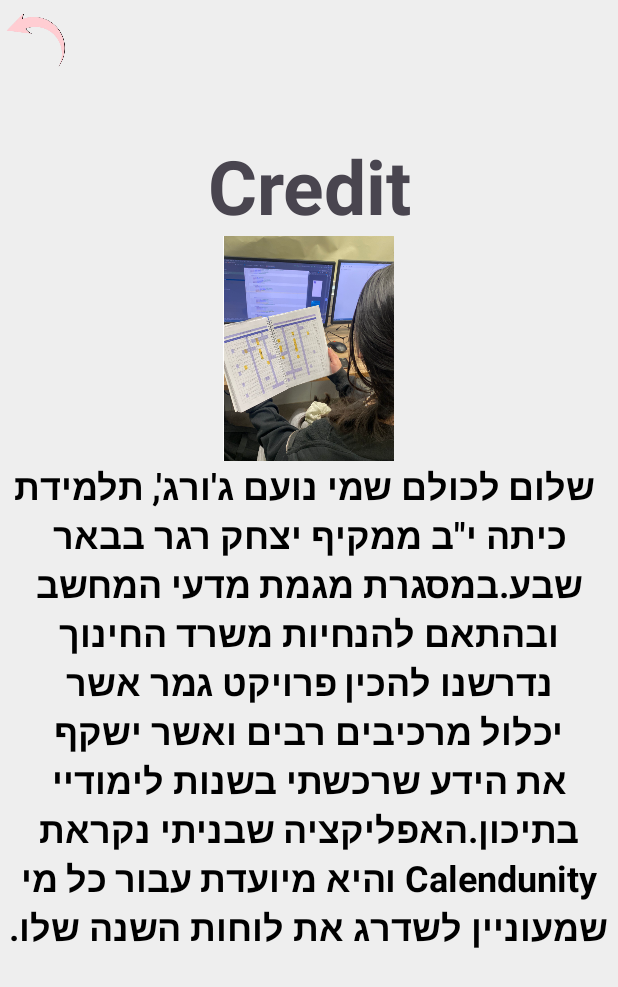
After one commit to NoamGeorge2006/Noam_final, an Android app: the CreditActivity screen opened directly, with no data from a screen before it, on a phone screen of 412 x 824 dp. The commit adds this screen. Shown: the top 987 px of the screen. Run offline under Robolectric (Android 15) with nearby library versions, the light colour scheme and no system bars.

Commit message:
הכל עובד מושלם

```diff
--- a/app/src/main/java/com/example/noam_final/ContactActivity.java
+++ b/app/src/main/java/com/example/noam_final/ContactActivity.java
@@ -31,6 +31,7 @@ public class ContactActivity extends AppCompatActivity implements View.OnClickLi
     protected void onCreate(Bundle savedInstanceState) {
         super.onCreate(savedInstanceState);
         setContentView(R.layout.activity_contact);
+        init();
     }
 
 
@@ -73,7 +74,7 @@ public class ContactActivity extends AppCompatActivity implements View.OnClickLi
         Intent email = new Intent(Intent.ACTION_SEND);
         email.setData(Uri.parse("malito:"));
         email.setType("text/plain");
-        email.putExtra(Intent.EXTRA_EMAIL, new String[]{"orkalimi123@gmail.com"});
+        email.putExtra(Intent.EXTRA_EMAIL, new String[]{"calendunity@gmail.com"});
         email.putExtra(Intent.EXTRA_SUBJECT, name);
         email.putExtra(Intent.EXTRA_TEXT, message);
         email.setType("message/rfc822");
--- /dev/null
+++ b/app/src/main/java/com/example/noam_final/CreditActivity.java
@@ -0,0 +1,71 @@
+package com.example.noam_final;
+
+import androidx.appcompat.app.AppCompatActivity;
+
+import android.content.Intent;
+import android.os.Bundle;
+import androidx.appcompat.app.AppCompatActivity;
+
+import android.os.Bundle;
+import android.util.Log;
+import android.view.View;
+import android.widget.Button;
+import android.widget.ImageView;
+import android.widget.TextView;
+
+import java.io.BufferedReader;
+import java.io.IOException;
+import java.io.InputStream;
+import java.io.InputStreamReader;
+
+public class CreditActivity extends AppCompatActivity implements View.OnClickListener {
+    private TextView tvResult;
+    private ImageView ivBack;
+
+    @Override
+    protected void onCreate(Bundle savedInstanceState) {
+        super.onCreate(savedInstanceState);
+        setContentView(R.layout.activity_credit);
+        init();
+        readFile();
+    }
+
+    private void init(){
+        ivBack = findViewById(R.id.ivBack);
+        ivBack.setOnClickListener(this);
+        tvResult = findViewById(R.id.tvResult);
+    }
+    private void readFile()  {
+        InputStream is = null;
+        InputStreamReader isr = null;
+        try
+        {
+            is = getResources().openRawResource(R.raw.credit);
+            isr = new InputStreamReader(is, java.nio.charset.StandardCharsets.UTF_8);
+
+            BufferedReader reader = new BufferedReader(isr);
+            String strResult = ""; // ignore first line containing headers
+            String strLine = "";
+
+            while ((strLine = reader.readLine()) != null)
+            {
+                strResult += strLine;
+            }
+            tvResult.setText(strResult);
+            reader.close();
+            isr.close();
+            is.close();
+
+        } catch (Exception e)
+        {
+            Log.e("ReadFromFile", "Error reading from file: persons.txt");
+            e.printStackTrace();
+        }
+    }
+    @Override
+    public void onClick(View view) {
+        if (view == ivBack) {
+            finish();
+        }
+    }
+}
--- /dev/null
+++ b/app/src/main/res/layout/activity_credit.xml
@@ -0,0 +1,55 @@
+<?xml version="1.0" encoding="utf-8"?>
+<LinearLayout xmlns:android="http://schemas.android.com/apk/res/android"
+    android:layout_width="match_parent"
+    android:layout_height="match_parent"
+    android:background="@color/background_gray"
+    android:orientation="vertical">
+
+
+<ImageButton
+        android:id="@+id/ivBack"
+        android:layout_width="50dp"
+        android:layout_height="50dp"
+        android:background="?attr/selectableItemBackgroundBorderless"
+        android:contentDescription="Back Button"
+        android:scaleType="fitCenter"
+        android:src="@drawable/back_pic" />
+
+
+    <LinearLayout
+        android:layout_width="match_parent"
+        android:layout_height="wrap_content"
+        android:backgroundTint="@color/background_gray"
+        android:gravity="center"
+        android:orientation="vertical">
+
+        <TextView
+            android:layout_width="wrap_content"
+            android:layout_height="wrap_content"
+            android:layout_marginTop="40dp"
+            android:text="Credit"
+            android:textAlignment="center"
+            android:textSize="50dp"
+            android:textStyle="bold" />
+
+        <ImageView
+            android:id="@+id/creditImage"
+            android:layout_width="150dp"
+            android:layout_height="150dp"
+            android:src="@drawable/menu_pic" />
+
+        <TextView
+            android:id="@+id/tvResult"
+            android:layout_width="match_parent"
+            android:layout_height="370dp"
+            android:layout_marginBottom="100dp"
+            android:text="temp"
+            android:textAlignment="center"
+            android:textColor="@color/black"
+            android:textSize="24dp"
+            android:textStyle="bold" />
+
+
+    </LinearLayout>
+
+</LinearLayout>
--- a/app/src/main/res/raw/credit.txt
+++ b/app/src/main/res/raw/credit.txt
@@ -1,4 +1,5 @@
-שלום לכולם
-שמי נועם ג'ורג', תלמידת כיתה י"ב ממקיף יצחק רגר בבאר .
+ שלום לכולם
+
+ שמי נועם ג'ורג', תלמידת כיתה י"ב ממקיף יצחק רגר בבאר שבע.
 במסגרת מגמת מדעי המחשב ובהתאם להנחיות משרד החינוך נדרשנו להכין פרויקט גמר אשר יכלול מרכיבים רבים ואשר ישקף את הידע שרכשתי בשנות לימודיי בתיכון.
 האפליקציה שבניתי נקראת Calendunity והיא מיועדת עבור כל מי שמעוניין לשדרג את לוחות השנה שלו.
```
Also changed, not shown: app/src/main/AndroidManifest.xml (+10 -0 lines), app/src/main/java/com/example/noam_final/GuideActivity.java (added, +67 -0 lines), app/src/main/java/com/example/noam_final/HomePageActivity.java (+46 -8 lines), app/src/main/res/layout/activity_guide.xml (added, +56 -0 lines), app/src/main/res/layout/activity_homepage.xml (+9 -4 lines), app/src/main/res/menu/menu_item.xml (added, +13 -0 lines), app/src/main/res/raw/guide.txt (+7 -8 lines).
